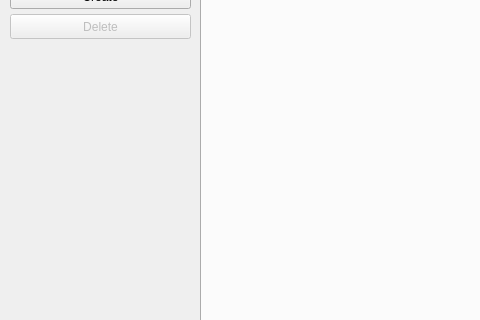
RI-SE/ATOS, file ChronosVirtualObject/mainwindow.ui: the form before one commit; both pictures show x 0 to 480 and y 273 to 593 of the 1008 by 720 pixel window.
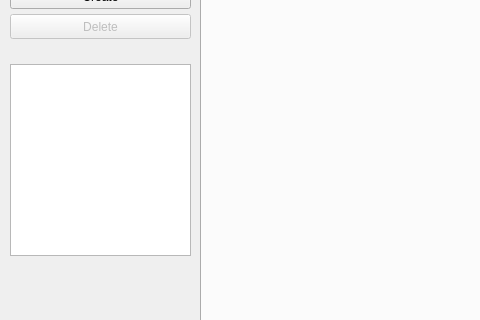
The form after the commit. Custom widgets are drawn as their Qt base class.

Commit message: Added listview for selecting specific car object.

```diff
--- a/ChronosVirtualObject/mainwindow.ui
+++ b/ChronosVirtualObject/mainwindow.ui
@@ -246,6 +246,19 @@
      <bool>false</bool>
     </property>
    </widget>
+   <widget class="QListWidget" name="carListWidget">
+    <property name="geometry">
+     <rect>
+      <x>10</x>
+      <y>320</y>
+      <width>181</width>
+      <height>192</height>
+     </rect>
+    </property>
+    <property name="selectionBehavior">
+     <enum>QAbstractItemView::SelectItems</enum>
+    </property>
+   </widget>
   </widget>
   <widget class="QMenuBar" name="menuBar">
    <property name="geometry">
```
The commit also changes 2 other files.
